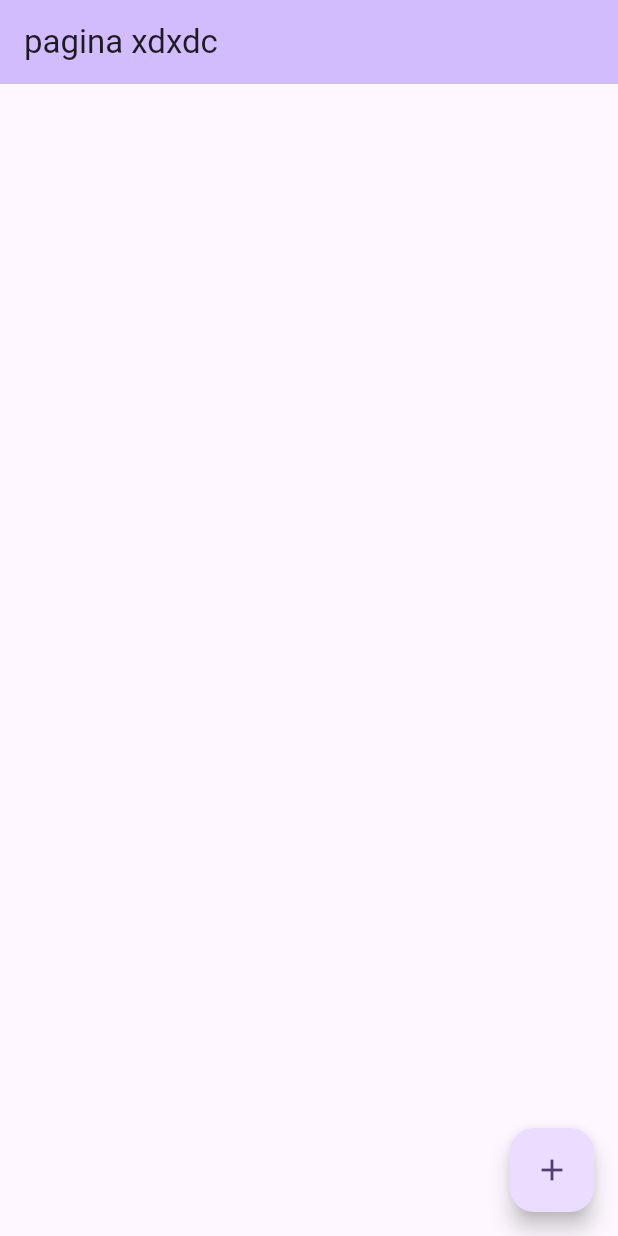
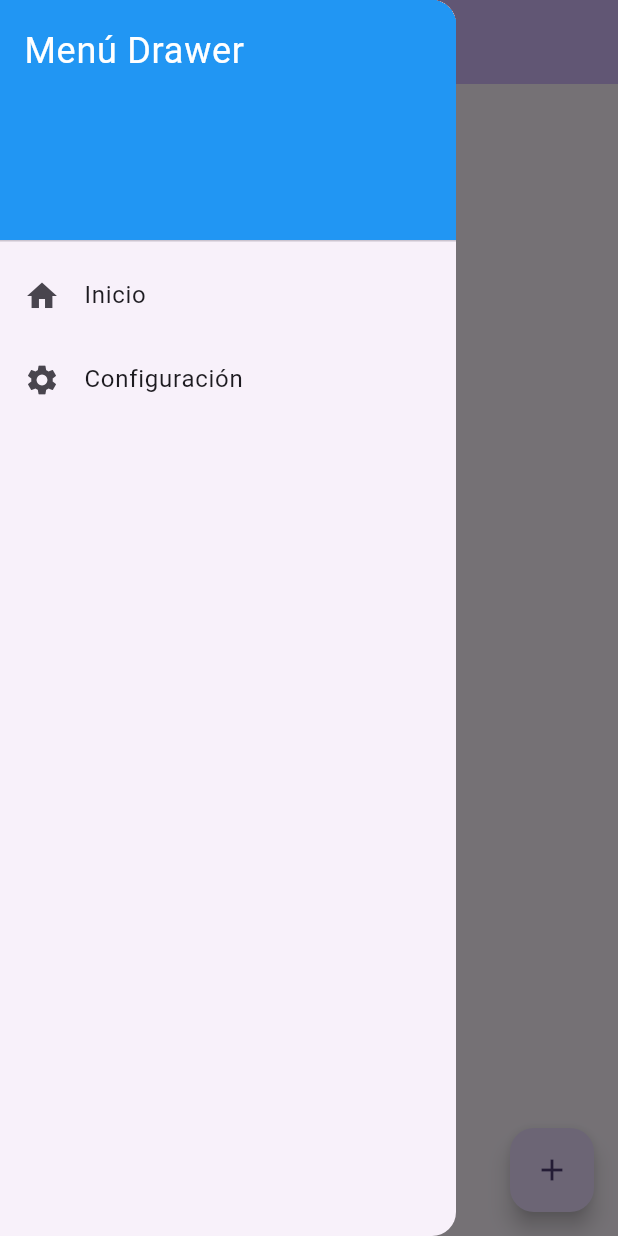
Before and after one commit to Roxana-Rm/eval2_sis22, a Flutter app: the screen it shows after launch, with the side drawer open (before the commit the screen has no drawer), on a phone screen of 412 x 824 dp. Run offline on Flutter 3.47's test engine with Material 2 defaults, Android fonts, the phone set to English and light mode, and no system bars.

Commit message:
creacion del menu de navegacion

```diff
--- a/lib/pages/home.dart
+++ b/lib/pages/home.dart
@@ -1,8 +1,9 @@
 import 'package:flutter/material.dart';
 
+import 'menu.dart';
+
 class MyHomePage extends StatefulWidget {
-  const MyHomePage({super.key, required this.title});
-
+  const MyHomePage({Key? key, required this.title}) : super(key: key);
 
   final String title;
 
@@ -11,31 +12,26 @@ class MyHomePage extends StatefulWidget {
 }
 
 class _MyHomePageState extends State<MyHomePage> {
-
   @override
   Widget build(BuildContext context) {
-
-
     return Scaffold(
       appBar: AppBar(
-
-
         backgroundColor: Theme.of(context).colorScheme.inversePrimary,
-
         title: Text(widget.title),
       ),
-      body: Center (
+      body: Center(
         child: Column(
           children: [
-
+            Text("testing connection"),
           ],
         ),
       ),
       floatingActionButton: FloatingActionButton(
-        onPressed: (){},
+        onPressed: () {},
         tooltip: 'Increment',
         child: const Icon(Icons.add),
-      ), // This trailing comma makes auto-formatting nicer for build methods.
+      ),
+      drawer: MyDrawer(), // Agrega el menú Drawer a esta página
     );
   }
 }
--- /dev/null
+++ b/lib/pages/menu.dart
@@ -0,0 +1,43 @@
+import 'package:flutter/material.dart';
+
+class MyDrawer extends StatelessWidget {
+  @override
+  Widget build(BuildContext context) {
+    return Drawer(
+      child: ListView(
+        padding: EdgeInsets.zero,
+        children: <Widget>[
+          DrawerHeader(
+            decoration: BoxDecoration(
+              color: Colors.blue,
+            ),
+            child: Text(
+              'Menú Drawer',
+              style: TextStyle(
+                color: Colors.white,
+                fontSize: 24,
+              ),
+            ),
+          ),
+          ListTile(
+            leading: Icon(Icons.home),
+            title: Text('Inicio'),
+            onTap: () {
+              // Lógica para manejar la selección de "Inicio"
+              Navigator.pop(context); // Cierra el Drawer
+            },
+          ),
+          ListTile(
+            leading: Icon(Icons.settings),
+            title: Text('Configuración'),
+            onTap: () {
+              // Lógica para manejar la selección de "Configuración"
+              Navigator.pop(context); // Cierra el Drawer
+            },
+          ),
+          // Agrega más opciones de menú aquí
+        ],
+      ),
+    );
+  }
+}
```
